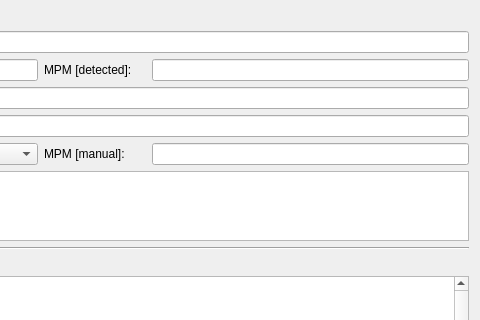
Above: src/UI/Dlg/DlgSongProperties.ui from madmaxoft/SkauTan before the change; both pictures show x 320 to 800 and y 0 to 320 of the 800 by 665 pixel window. Below: the same form after it.
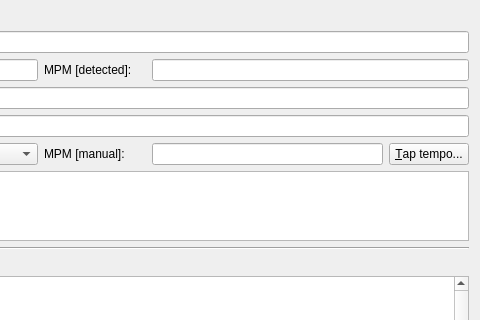
That is the form after the change.

Commit message: DlgSongProperties: Added shortcut to TapTempo.

```diff
--- a/src/UI/Dlg/DlgSongProperties.ui
+++ b/src/UI/Dlg/DlgSongProperties.ui
@@ -284,9 +284,6 @@
      <item row="7" column="1" colspan="4">
       <widget class="QPlainTextEdit" name="pteNotes"/>
      </item>
-     <item row="6" column="3" colspan="2">
-      <widget class="QLineEdit" name="leManualMeasuresPerMinute"/>
-     </item>
      <item row="5" column="1" colspan="4">
       <widget class="QLineEdit" name="leManualTitle"/>
      </item>
@@ -380,6 +377,16 @@
        </property>
       </widget>
      </item>
+     <item row="6" column="3">
+      <widget class="QLineEdit" name="leManualMeasuresPerMinute"/>
+     </item>
+     <item row="6" column="4">
+      <widget class="QPushButton" name="btnTapTempo">
+       <property name="text">
+        <string>&amp;Tap tempo...</string>
+       </property>
+      </widget>
+     </item>
     </layout>
    </item>
    <item>
```
The commit also changes 4 other files.
